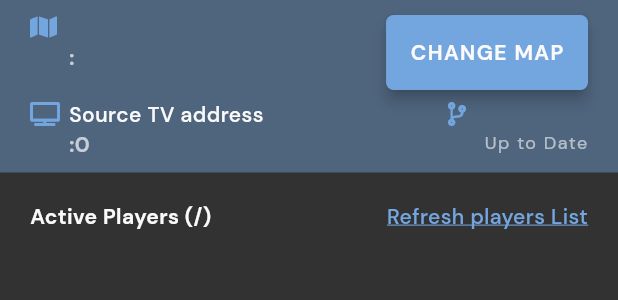
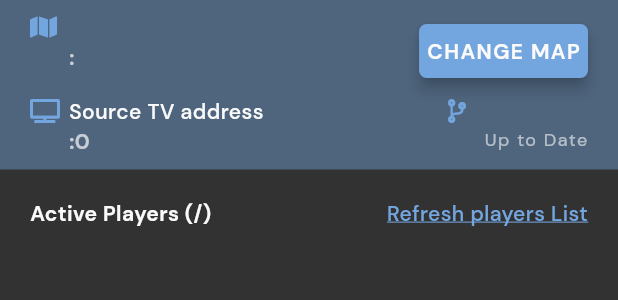
Before and after one commit to mohitkyadav/source-server-manager, a Flutter app: the ServerControls widget shown alone on an empty page, opened directly with empty values, on a phone screen of 412 x 824 dp. Shown: the top 300 px of the screen. Run offline on Flutter 3.47's test engine with Material 2 defaults, Android fonts, the phone set to English and light mode, and no system bars; our stand-ins replace flutter_slidable, font_awesome_flutter, shared_preferences; missing offline and left inert: flutter_advanced_avatar, source_server, window_size, xml2json; accounts and stored records are empty.

Commit message:
fix change map button on all platforms

```diff
--- a/lib/ui/widgets/server_widgets/server_controls.dart
+++ b/lib/ui/widgets/server_widgets/server_controls.dart
@@ -1,5 +1,6 @@
 import 'dart:async';
 
+import 'package:flutter/cupertino.dart';
 import 'package:flutter/material.dart';
 import 'package:font_awesome_flutter/font_awesome_flutter.dart';
 import 'package:turrant/localization/app_localizations.dart';
@@ -68,6 +69,7 @@ class ServerControls extends StatelessWidget {
                   TextButton(
                     style: ButtonStyle(
                       elevation: MaterialStateProperty.all(4),
+                      padding: MaterialStateProperty.all(EdgeInsets.zero),
                       backgroundColor: MaterialStateProperty
                           .all(AppStyles.blue2),
                       shape: MaterialStateProperty.all<RoundedRectangleBorder>(
@@ -76,9 +78,8 @@ class ServerControls extends StatelessWidget {
                           )
                       ),
                     ),
-                    // borderRadius: BorderRadius.all(Radius.circular(5))
                     child: Padding(
-                      padding: const EdgeInsets.all(8.0),
+                      padding: const EdgeInsets.symmetric(horizontal: 5.0),
                       child: Text(AppLocalizations.of(context)
                           .getTranslatedValue('change_map'),
                         style: AppStyles.mapBtn,),
```
